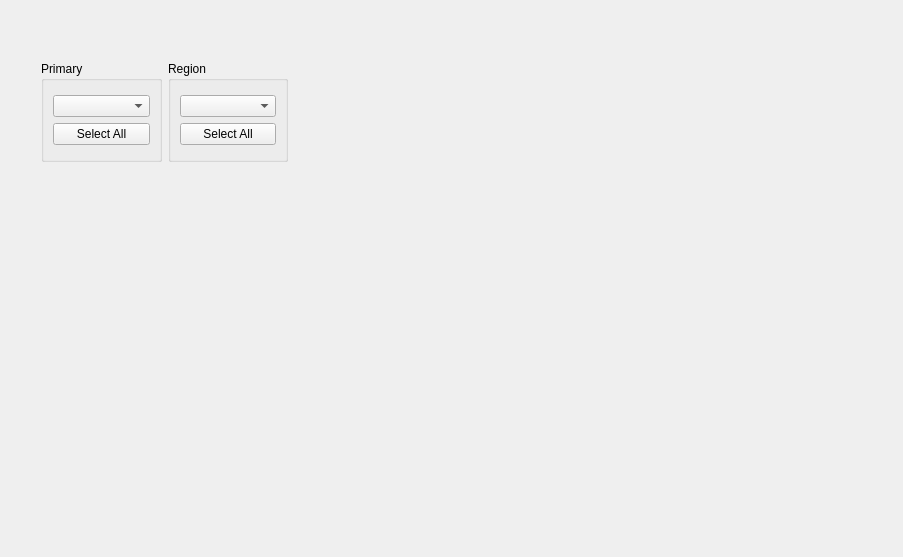
smandyscom/front-base-widget, file bank-view/fronttwinfilter.ui: the form before one commit.
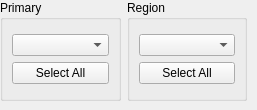
The form after the commit.

```diff
--- a/bank-view/fronttwinfilter.ui
+++ b/bank-view/fronttwinfilter.ui
@@ -6,18 +6,18 @@
    <rect>
     <x>0</x>
     <y>0</y>
-    <width>903</width>
-    <height>557</height>
+    <width>257</width>
+    <height>110</height>
    </rect>
   </property>
   <property name="windowTitle">
    <string>Form</string>
   </property>
-  <widget class="QWidget" name="">
+  <widget class="QWidget" name="layoutWidget">
    <property name="geometry">
     <rect>
-     <x>41</x>
-     <y>61</y>
+     <x>0</x>
+     <y>0</y>
      <width>247</width>
      <height>101</height>
     </rect>
```
Left out of the diff: 4 changed lines with no effect on the pictures.
